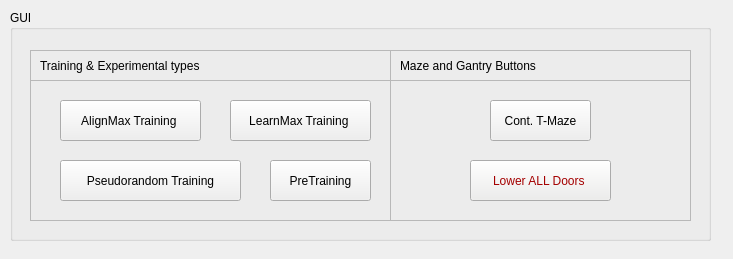
First picture: the form in src/omniroute_operation/src/pseudorandom_control/pseudorandom_control_interface.ui, repository NC4Lab/omniroute_ubuntu_ws, before the edit.
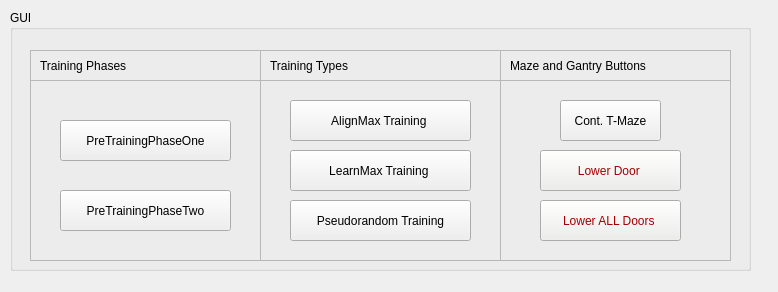
Second picture: the form after the edit.

Commit message: adding pretraining modes to pseudorandom control interface

Patch:
```diff
--- a/src/omniroute_operation/src/pseudorandom_control/pseudorandom_control_interface.ui
+++ b/src/omniroute_operation/src/pseudorandom_control/pseudorandom_control_interface.ui
@@ -6,8 +6,8 @@
    <rect>
     <x>0</x>
     <y>0</y>
-    <width>733</width>
-    <height>259</height>
+    <width>778</width>
+    <height>292</height>
    </rect>
   </property>
   <property name="windowTitle">
@@ -18,8 +18,8 @@
     <rect>
      <x>10</x>
      <y>10</y>
-     <width>701</width>
-     <height>231</height>
+     <width>741</width>
+     <height>261</height>
     </rect>
    </property>
    <property name="title">
@@ -28,10 +28,10 @@
    <widget class="QFrame" name="frame_7">
     <property name="geometry">
      <rect>
-      <x>380</x>
+      <x>490</x>
       <y>70</y>
-      <width>301</width>
-      <height>141</height>
+      <width>231</width>
+      <height>181</height>
      </rect>
     </property>
     <property name="frameShape">
@@ -43,7 +43,7 @@
     <widget class="QPushButton" name="contTMazeBtn">
      <property name="geometry">
       <rect>
-       <x>100</x>
+       <x>60</x>
        <y>20</y>
        <width>101</width>
        <height>41</height>
@@ -56,8 +56,8 @@
     <widget class="QPushButton" name="lowerAllDoorsBtn">
      <property name="geometry">
       <rect>
-       <x>80</x>
-       <y>80</y>
+       <x>40</x>
+       <y>120</y>
        <width>141</width>
        <height>41</height>
       </rect>
@@ -217,13 +217,177 @@
       <string>Lower ALL Doors </string>
      </property>
     </widget>
+    <widget class="QPushButton" name="lowerDoorBtn">
+     <property name="geometry">
+      <rect>
+       <x>40</x>
+       <y>70</y>
+       <width>141</width>
+       <height>41</height>
+      </rect>
+     </property>
+     <property name="palette">
+      <palette>
+       <active>
+        <colorrole role="Button">
+         <brush brushstyle="SolidPattern">
+          <color alpha="255">
+           <red>238</red>
+           <green>238</green>
+           <blue>236</blue>
+          </color>
+         </brush>
+        </colorrole>
+        <colorrole role="Text">
+         <brush brushstyle="SolidPattern">
+          <color alpha="255">
+           <red>0</red>
+           <green>0</green>
+           <blue>0</blue>
+          </color>
+         </brush>
+        </colorrole>
+        <colorrole role="ButtonText">
+         <brush brushstyle="SolidPattern">
+          <color alpha="255">
+           <red>164</red>
+           <green>0</green>
+           <blue>0</blue>
+          </color>
+         </brush>
+        </colorrole>
+        <colorrole role="Shadow">
+         <brush brushstyle="SolidPattern">
+          <color alpha="255">
+           <red>239</red>
+           <green>239</green>
+           <blue>239</blue>
+          </color>
+         </brush>
+        </colorrole>
+        <colorrole role="PlaceholderText">
+         <brush brushstyle="SolidPattern">
+          <color alpha="128">
+           <red>164</red>
+           <green>0</green>
+           <blue>0</blue>
+          </color>
+         </brush>
+        </colorrole>
+       </active>
+       <inactive>
+        <colorrole role="Button">
+         <brush brushstyle="SolidPattern">
+          <color alpha="255">
+           <red>238</red>
+           <green>238</green>
+           <blue>236</blue>
+          </color>
+         </brush>
+        </colorrole>
+        <colorrole role="Text">
+         <brush brushstyle="SolidPattern">
+          <color alpha="255">
+           <red>0</red>
+           <green>0</green>
+           <blue>0</blue>
+          </color>
+         </brush>
+        </colorrole>
+        <colorrole role="ButtonText">
+         <brush brushstyle="SolidPattern">
+          <color alpha="255">
+           <red>164</red>
+           <green>0</green>
+           <blue>0</blue>
+          </color>
+         </brush>
+        </colorrole>
+        <colorrole role="Shadow">
+         <brush brushstyle="SolidPattern">
+          <color alpha="255">
+           <red>239</red>
+           <green>239</green>
+           <blue>239</blue>
+          </color>
+         </brush>
+        </colorrole>
+        <colorrole role="PlaceholderText">
+         <brush brushstyle="SolidPattern">
+          <color alpha="128">
+           <red>164</red>
+           <green>0</green>
+           <blue>0</blue>
+          </color>
+         </brush>
+        </colorrole>
+       </inactive>
+       <disabled>
+        <colorrole role="Button">
+         <brush brushstyle="SolidPattern">
+          <color alpha="255">
+           <red>238</red>
+           <green>238</green>
+           <blue>236</blue>
+          </color>
+         </brush>
+        </colorrole>
+        <colorrole role="Text">
+         <brush brushstyle="SolidPattern">
+          <color alpha="255">
+           <red>190</red>
+           <green>190</green>
+           <blue>190</blue>
+          </color>
+         </brush>
+        </colorrole>
+        <colorrole role="ButtonText">
+         <brush brushstyle="SolidPattern">
+          <color alpha="255">
+           <red>190</red>
+           <green>190</green>
+           <blue>190</blue>
+          </color>
+         </brush>
+        </colorrole>
+        <colorrole role="Shadow">
+         <brush brushstyle="SolidPattern">
+          <color alpha="255">
+           <red>239</red>
+           <green>239</green>
+           <blue>239</blue>
+          </color>
+         </brush>
+        </colorrole>
+        <colorrole role="PlaceholderText">
+         <brush brushstyle="SolidPattern">
+          <color alpha="128">
+           <red>0</red>
+           <green>0</green>
+           <blue>0</blue>
+          </color>
+         </brush>
+        </colorrole>
+       </disabled>
+      </palette>
+     </property>
+     <property name="autoFillBackground">
+      <bool>false</bool>
+     </property>
+     <property name="styleSheet">
+      <string notr="true"/>
+     </property>
+     <property name="text">
+      <string>Lower Door </string>
+     </property>
+    </widget>
    </widget>
    <widget class="QFrame" name="frame_8">
     <property name="geometry">
      <rect>
-      <x>380</x>
+      <x>490</x>
       <y>40</y>
-      <width>301</width>
+      <width>231</width>
       <height>31</height>
      </rect>
     </property>
@@ -252,8 +416,8 @@
      <rect>
       <x>20</x>
       <y>70</y>
-      <width>361</width>
-      <height>141</height>
+      <width>231</width>
+      <height>181</height>
      </rect>
     </property>
     <property name="frameShape">
@@ -262,12 +426,96 @@
     <property name="frameShadow">
      <enum>QFrame::Raised</enum>
     </property>
+    <widget class="QPushButton" name="preTrainingPhaseOneBtn">
+     <property name="geometry">
+      <rect>
+       <x>30</x>
+       <y>40</y>
+       <width>171</width>
+       <height>41</height>
+      </rect>
+     </property>
+     <property name="text">
+      <string>PreTrainingPhaseOne</string>
+     </property>
+    </widget>
+    <widget class="QPushButton" name="preTrainingPhaseTwoBtn">
+     <property name="geometry">
+      <rect>
+       <x>30</x>
+       <y>110</y>
+       <width>171</width>
+       <height>41</height>
+      </rect>
+     </property>
+     <property name="text">
+      <string>PreTrainingPhaseTwo</string>
+     </property>
+    </widget>
+   </widget>
+   <widget class="QFrame" name="frame_13">
+    <property name="geometry">
+     <rect>
+      <x>20</x>
+      <y>40</y>
+      <width>231</width>
+      <height>31</height>
+     </rect>
+    </property>
+    <property name="frameShape">
+     <enum>QFrame::StyledPanel</enum>
+    </property>
+    <property name="frameShadow">
+     <enum>QFrame::Raised</enum>
+    </property>
+    <widget class="QLabel" name="label_8">
+     <property name="geometry">
+      <rect>
+       <x>10</x>
+       <y>0</y>
+       <width>231</width>
+       <height>31</height>
+      </rect>
+     </property>
+     <property name="text">
+      <string>Training Phases</string>
+     </property>
+    </widget>
+   </widget>
+   <widget class="QFrame" name="frame_14">
+    <property name="geometry">
+     <rect>
+      <x>250</x>
+      <y>70</y>
+      <width>241</width>
+      <height>181</height>
+     </rect>
+    </property>
+    <property name="frameShape">
+     <enum>QFrame::StyledPanel</enum>
+    </property>
+    <property name="frameShadow">
+     <enum>QFrame::Raised</enum>
+    </property>
+    <widget class="QPushButton" name="learnMaxTrainingBtn">
+     <property name="geometry">
+      <rect>
+       <x>30</x>
+       <y>70</y>
+       <width>181</width>
+       <height>41</height>
+      </rect>
+     </property>
+     <property name="text">
+      <string>LearnMax Training </string>
+     </property>
+    </widget>
     <widget class="QPushButton" name="alignMaxTrainingBtn">
      <property name="geometry">
       <rect>
        <x>30</x>
        <y>20</y>
-       <width>141</width>
+       <width>181</width>
        <height>41</height>
       </rect>
      </property>
@@ -275,24 +523,11 @@
       <string>AlignMax Training </string>
      </property>
     </widget>
-    <widget class="QPushButton" name="preTrainingBtn">
-     <property name="geometry">
-      <rect>
-       <x>240</x>
-       <y>80</y>
-       <width>101</width>
-       <height>41</height>
-      </rect>
-     </property>
-     <property name="text">
-      <string>PreTraining</string>
-     </property>
-    </widget>
     <widget class="QPushButton" name="pseudorandomTrainingBtn">
      <property name="geometry">
       <rect>
        <x>30</x>
-       <y>80</y>
+       <y>120</y>
        <width>181</width>
        <height>41</height>
       </rect>
@@ -301,26 +536,26 @@
       <string>Pseudorandom Training</string>
      </property>
     </widget>
-    <widget class="QPushButton" name="learnMaxTrainingBtn">
-     <property name="geometry">
-      <rect>
-       <x>200</x>
-       <y>20</y>
-       <width>141</width>
-       <height>41</height>
-      </rect>
-     </property>
-     <property name="text">
-      <string>LearnMax Training </string>
-     </property>
-    </widget>
    </widget>
-   <widget class="QFrame" name="frame_13">
+   <widget class="QLabel" name="label_9">
     <property name="geometry">
      <rect>
-      <x>20</x>
+      <x>260</x>
       <y>40</y>
-      <width>361</width>
+      <width>231</width>
+      <height>31</height>
+     </rect>
+    </property>
+    <property name="text">
+     <string>Training Types</string>
+    </property>
+   </widget>
+   <widget class="QFrame" name="frame_9">
+    <property name="geometry">
+     <rect>
+      <x>250</x>
+      <y>40</y>
+      <width>241</width>
       <height>31</height>
      </rect>
     </property>
@@ -330,19 +565,6 @@
     <property name="frameShadow">
      <enum>QFrame::Raised</enum>
     </property>
-    <widget class="QLabel" name="label_8">
-     <property name="geometry">
-      <rect>
-       <x>10</x>
-       <y>0</y>
-       <width>231</width>
-       <height>31</height>
-      </rect>
-     </property>
-     <property name="text">
-      <string>Training &amp; Experimental types </string>
-     </property>
-    </widget>
    </widget>
   </widget>
  </widget>
```
The commit also changes 3 other files.
